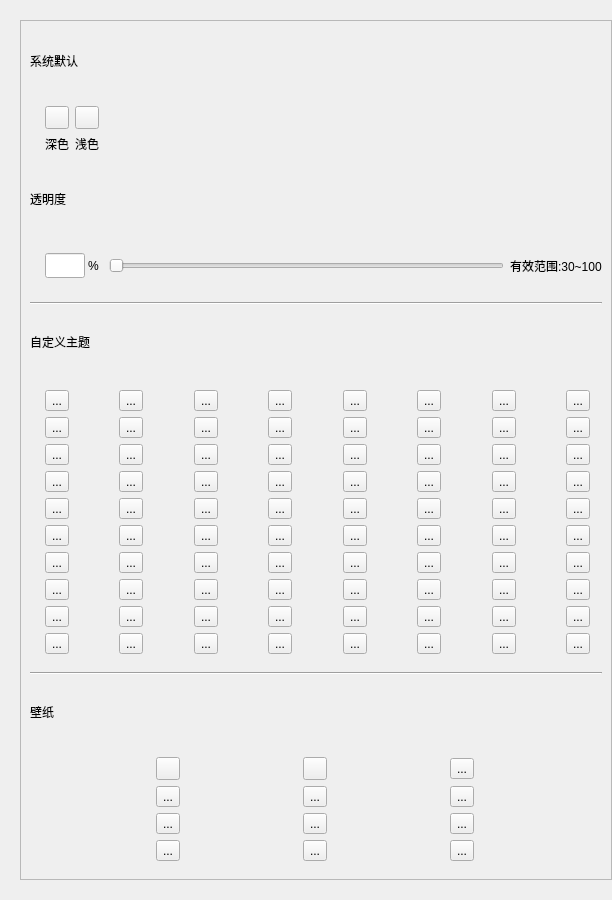
Before: the Qt Designer form App/widgets/themeswitchwidget.ui in kevinWu7/LifeNote, drawn with Qt 5.
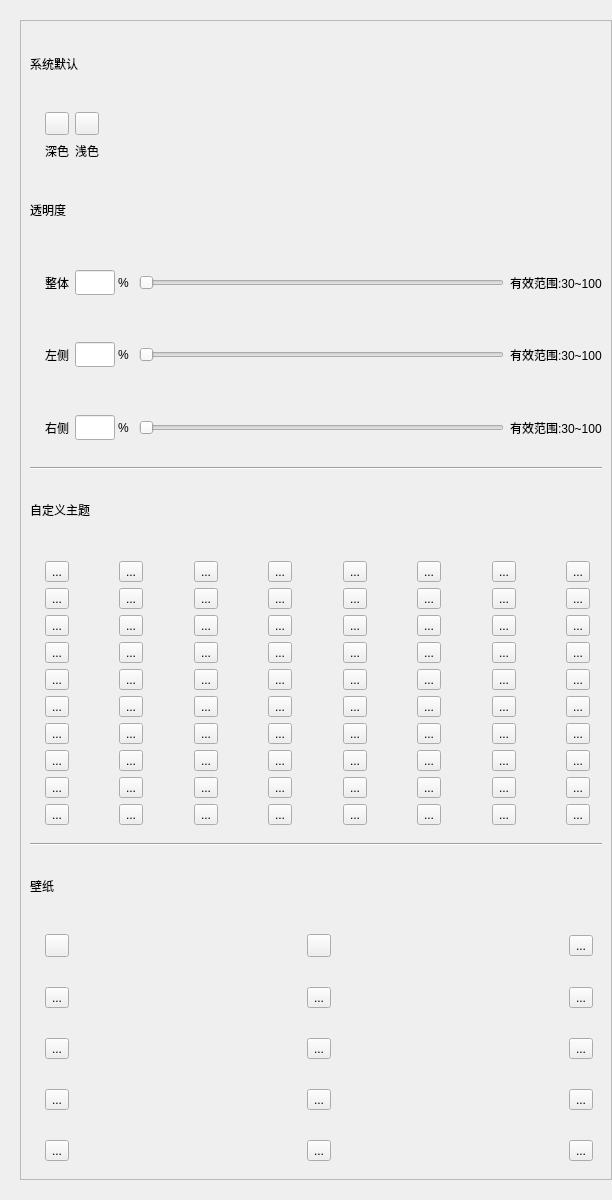
After: the same form once the commit is applied. Custom widgets are drawn as their Qt base class.

Commit message: fix-bug:slider wheel bug

```diff
--- a/App/widgets/themeswitchwidget.ui
+++ b/App/widgets/themeswitchwidget.ui
@@ -7,7 +7,7 @@
     <x>0</x>
     <y>0</y>
     <width>612</width>
-    <height>900</height>
+    <height>1200</height>
    </rect>
   </property>
   <property name="sizePolicy">
@@ -61,7 +61,7 @@
            <x>0</x>
            <y>0</y>
            <width>590</width>
-           <height>858</height>
+           <height>1158</height>
           </rect>
          </property>
          <layout class="QVBoxLayout" name="verticalLayout_5">
@@ -158,7 +158,7 @@
               </widget>
              </item>
              <item>
-              <widget class="QLabel" name="label_2">
+              <widget class="QLabel" name="totalTransparcyLabel">
                <property name="text">
                 <string>透明度</string>
                </property>
@@ -179,6 +179,13 @@
                 <property name="rightMargin">
                  <number>0</number>
                 </property>
+                <item>
+                 <widget class="QLabel" name="label_4">
+                  <property name="text">
+                   <string>整体</string>
+                  </property>
+                 </widget>
+                </item>
                 <item>
                  <layout class="QHBoxLayout" name="horizontalLayout_2">
                   <property name="spacing">
@@ -231,7 +238,7 @@
                  </layout>
                 </item>
                 <item>
-                 <widget class="QSlider" name="transparencyHSlider">
+                 <widget class="LNSlider" name="transparencyHSlider">
                   <property name="minimumSize">
                    <size>
                     <width>0</width>
@@ -265,6 +272,222 @@
                </layout>
               </widget>
              </item>
+             <item>
+              <widget class="QWidget" name="leftTransparencWidget" native="true">
+               <property name="minimumSize">
+                <size>
+                 <width>0</width>
+                 <height>0</height>
+                </size>
+               </property>
+               <layout class="QHBoxLayout" name="horizontalLayout_4">
+                <property name="leftMargin">
+                 <number>15</number>
+                </property>
+                <property name="rightMargin">
+                 <number>0</number>
+                </property>
+                <item>
+                 <widget class="QLabel" name="label_5">
+                  <property name="text">
+                   <string>左侧</string>
+                  </property>
+                 </widget>
+                </item>
+                <item>
+                 <layout class="QHBoxLayout" name="horizontalLayout_5">
+                  <property name="spacing">
+                   <number>3</number>
+                  </property>
+                  <item>
+                   <widget class="QLineEdit" name="leftTransparencyEdit">
+                    <property name="sizePolicy">
+                     <sizepolicy hsizetype="Preferred" vsizetype="Fixed">
+                      <horstretch>0</horstretch>
+                      <verstretch>0</verstretch>
+                     </sizepolicy>
+                    </property>
+                    <property name="minimumSize">
+                     <size>
+                      <width>40</width>
+                      <height>25</height>
+                     </size>
+                    </property>
+                    <property name="maximumSize">
+                     <size>
+                      <width>40</width>
+                      <height>25</height>
+                     </size>
+                    </property>
+                    <property name="alignment">
+                     <set>Qt::AlignCenter</set>
+                    </property>
+                   </widget>
+                  </item>
+                  <item>
+                   <widget class="QLabel" name="label_2">
+                    <property name="minimumSize">
+                     <size>
+                      <width>15</width>
+                      <height>0</height>
+                     </size>
+                    </property>
+                    <property name="maximumSize">
+                     <size>
+                      <width>15</width>
+                      <height>16777215</height>
+                     </size>
+                    </property>
+                    <property name="text">
+                     <string>%</string>
+                    </property>
+                   </widget>
+                  </item>
+                 </layout>
+                </item>
+                <item>
+                 <widget class="LNSlider" name="leftTransparencyHSlider">
+                  <property name="minimumSize">
+                   <size>
+                    <width>0</width>
+                    <height>0</height>
+                   </size>
+                  </property>
+                  <property name="maximumSize">
+                   <size>
+                    <width>16777215</width>
+                    <height>16777215</height>
+                   </size>
+                  </property>
+                  <property name="minimum">
+                   <number>30</number>
+                  </property>
+                  <property name="maximum">
+                   <number>100</number>
+                  </property>
+                  <property name="orientation">
+                   <enum>Qt::Horizontal</enum>
+                  </property>
+                 </widget>
+                </item>
+                <item>
+                 <widget class="QLabel" name="leftTransparencyRangeEdit">
+                  <property name="text">
+                   <string>有效范围:30~100</string>
+                  </property>
+                 </widget>
+                </item>
+               </layout>
+              </widget>
+             </item>
+             <item>
+              <widget class="QWidget" name="rightTransparencWidget" native="true">
+               <property name="minimumSize">
+                <size>
+                 <width>0</width>
+                 <height>0</height>
+                </size>
+               </property>
+               <layout class="QHBoxLayout" name="horizontalLayout_6">
+                <property name="leftMargin">
+                 <number>15</number>
+                </property>
+                <property name="rightMargin">
+                 <number>0</number>
+                </property>
+                <item>
+                 <widget class="QLabel" name="label_6">
+                  <property name="text">
+                   <string>右侧</string>
+                  </property>
+                 </widget>
+                </item>
+                <item>
+                 <layout class="QHBoxLayout" name="horizontalLayout_7">
+                  <property name="spacing">
+                   <number>3</number>
+                  </property>
+                  <item>
+                   <widget class="QLineEdit" name="rightTransparencyEdit">
+                    <property name="sizePolicy">
+                     <sizepolicy hsizetype="Preferred" vsizetype="Fixed">
+                      <horstretch>0</horstretch>
+                      <verstretch>0</verstretch>
+                     </sizepolicy>
+                    </property>
+                    <property name="minimumSize">
+                     <size>
+                      <width>40</width>
+                      <height>25</height>
+                     </size>
+                    </property>
+                    <property name="maximumSize">
+                     <size>
+                      <width>40</width>
+                      <height>25</height>
+                     </size>
+                    </property>
+                    <property name="alignment">
+                     <set>Qt::AlignCenter</set>
+                    </property>
+                   </widget>
+                  </item>
+                  <item>
+                   <widget class="QLabel" name="label_3">
+                    <property name="minimumSize">
+                     <size>
+                      <width>15</width>
+                      <height>0</height>
+                     </size>
+                    </property>
+                    <property name="maximumSize">
+                     <size>
+                      <width>15</width>
+                      <height>16777215</height>
+                     </size>
+                    </property>
+                    <property name="text">
+                     <string>%</string>
+                    </property>
+                   </widget>
+                  </item>
+                 </layout>
+                </item>
+                <item>
+                 <widget class="LNSlider" name="rightTransparencyHSlider">
+                  <property name="minimumSize">
+                   <size>
+                    <width>0</width>
+                    <height>0</height>
+                   </size>
+                  </property>
+                  <property name="maximumSize">
+                   <size>
+                    <width>16777215</width>
+                    <height>16777215</height>
+                   </size>
+                  </property>
+                  <property name="minimum">
+                   <number>30</number>
+                  </property>
+                  <property name="maximum">
+                   <number>100</number>
+                  </property>
+                  <property name="orientation">
+                   <enum>Qt::Horizontal</enum>
+                  </property>
+                 </widget>
+                </item>
+                <item>
+                 <widget class="QLabel" name="rightTransparencyRangeEdit">
+                  <property name="text">
+                   <string>有效范围:30~100</string>
+                  </property>
+                 </widget>
+                </item>
+               </layout>
+              </widget>
+             </item>
              <item>
               <widget class="Line" name="HorizontalLine">
                <property name="orientation">
@@ -1211,37 +1434,26 @@
              <item>
               <widget class="QWidget" name="pictureWidget" native="true">
                <layout class="QGridLayout" name="gridLayout_2">
-                <item row="0" column="0">
-                 <widget class="QToolButton" name="pictureBtn1">
-                  <property name="text">
-                   <string/>
+                <property name="leftMargin">
+                 <number>15</number>
+                </property>
+                <property name="verticalSpacing">
+                 <number>30</number>
+                </property>
+                <item row="3" column="3">
+                 <spacer name="horizontalSpacer_16">
+                  <property name="orientation">
+                   <enum>Qt::Horizontal</enum>
                   </property>
-                  <property name="checkable">
-                   <bool>true</bool>
+                  <property name="sizeHint" stdset="0">
+                   <size>
+                    <width>40</width>
+                    <height>20</height>
+                   </size>
                   </property>
-                 </widget>
+                 </spacer>
                 </item>
-                <item row="1" column="0">
-                 <widget class="QToolButton" name="pictureBtn4">
-                  <property name="text">
-                   <string>...</string>
-                  </property>
-                  <property name="checkable">
-                   <bool>true</bool>
-                  </property>
-                 </widget>
-                </item>
-                <item row="2" column="0">
-                 <widget class="QToolButton" name="pictureBtn7">
-                  <property name="text">
-                   <string>...</string>
-                  </property>
-                  <property name="checkable">
-                   <bool>true</bool>
-                  </property>
-                 </widget>
-                </item>
-                <item row="2" column="2">
+                <item row="2" column="4">
                  <widget class="QToolButton" name="pictureBtn9">
                   <property name="text">
                    <string>...</string>
@@ -1251,8 +1463,21 @@
                   </property>
                  </widget>
                 </item>
-                <item row="2" column="1">
-                 <widget class="QToolButton" name="pictureBtn8">
+                <item row="3" column="1">
+                 <spacer name="horizontalSpacer_15">
+                  <property name="orientation">
+                   <enum>Qt::Horizontal</enum>
+                  </property>
+                  <property name="sizeHint" stdset="0">
+                   <size>
+                    <width>40</width>
+                    <height>20</height>
+                   </size>
+                  </property>
+                 </spacer>
+                </item>
+                <item row="3" column="2">
+                 <widget class="QToolButton" name="pictureBtn11">
                   <property name="text">
                    <string>...</string>
                   </property>
@@ -1261,7 +1486,37 @@
                   </property>
                  </widget>
                 </item>
-                <item row="1" column="1">
+                <item row="3" column="0">
+                 <widget class="QToolButton" name="pictureBtn10">
+                  <property name="text">
+                   <string>...</string>
+                  </property>
+                  <property name="checkable">
+                   <bool>true</bool>
+                  </property>
+                 </widget>
+                </item>
+                <item row="3" column="4">
+                 <widget class="QToolButton" name="pictureBtn12">
+                  <property name="text">
+                   <string>...</string>
+                  </property>
+                  <property name="checkable">
+                   <bool>true</bool>
+                  </property>
+                 </widget>
+                </item>
+                <item row="1" column="0">
+                 <widget class="QToolButton" name="pictureBtn4">
+                  <property name="text">
+                   <string>...</string>
+                  </property>
+                  <property name="checkable">
+                   <bool>true</bool>
+                  </property>
+                 </widget>
+                </item>
+                <item row="1" column="2">
                  <widget class="QToolButton" name="pictureBtn5">
                   <property name="text">
                    <string>...</string>
@@ -1271,7 +1526,46 @@
                   </property>
                  </widget>
                 </item>
-                <item row="1" column="2">
+                <item row="0" column="3">
+                 <spacer name="horizontalSpacer_10">
+                  <property name="orientation">
+                   <enum>Qt::Horizontal</enum>
+                  </property>
+                  <property name="sizeHint" stdset="0">
+                   <size>
+                    <width>40</width>
+                    <height>20</height>
+                   </size>
+                  </property>
+                 </spacer>
+                </item>
+                <item row="2" column="1">
+                 <spacer name="horizontalSpacer_12">
+                  <property name="orientation">
+                   <enum>Qt::Horizontal</enum>
+                  </property>
+                  <property name="sizeHint" stdset="0">
+                   <size>
+                    <width>40</width>
+                    <height>20</height>
+                   </size>
+                  </property>
+                 </spacer>
+                </item>
+                <item row="1" column="1">
+                 <spacer name="horizontalSpacer_11">
+                  <property name="orientation">
+                   <enum>Qt::Horizontal</enum>
+                  </property>
+                  <property name="sizeHint" stdset="0">
+                   <size>
+                    <width>40</width>
+                    <height>20</height>
+                   </size>
+                  </property>
+                 </spacer>
+                </item>
+                <item row="1" column="4">
                  <widget class="QToolButton" name="pictureBtn6">
                   <property name="text">
                    <string>...</string>
@@ -1282,16 +1576,42 @@
                  </widget>
                 </item>
                 <item row="0" column="1">
-                 <widget class="QToolButton" name="pictureBtn2">
+                 <spacer name="horizontalSpacer_2">
+                  <property name="orientation">
+                   <enum>Qt::Horizontal</enum>
+                  </property>
+                  <property name="sizeHint" stdset="0">
+                   <size>
+                    <width>40</width>
+                    <height>20</height>
+                   </size>
+                  </property>
+                 </spacer>
+                </item>
+                <item row="1" column="3">
+                 <spacer name="horizontalSpacer_13">
+                  <property name="orientation">
+                   <enum>Qt::Horizontal</enum>
+                  </property>
+                  <property name="sizeHint" stdset="0">
+                   <size>
+                    <width>40</width>
+                    <height>20</height>
+                   </size>
+                  </property>
+                 </spacer>
+                </item>
+                <item row="2" column="2">
+                 <widget class="QToolButton" name="pictureBtn8">
                   <property name="text">
-                   <string/>
+                   <string>...</string>
                   </property>
                   <property name="checkable">
                    <bool>true</bool>
                   </property>
                  </widget>
                 </item>
-                <item row="0" column="2">
+                <item row="0" column="4">
                  <widget class="QToolButton" name="pictureBtn3">
                   <property name="text">
                    <string>...</string>
@@ -1301,9 +1621,29 @@
                   </property>
                  </widget>
                 </item>
-                <item row="3" column="0">
-                 <widget class="QToolButton" name="pictureBtn10">
+                <item row="0" column="0">
+                 <widget class="QToolButton" name="pictureBtn1">
                   <property name="text">
+                   <string/>
+                  </property>
+                  <property name="checkable">
+                   <bool>true</bool>
+                  </property>
+                 </widget>
+                </item>
+                <item row="0" column="2">
+                 <widget class="QToolButton" name="pictureBtn2">
+                  <property name="text">
+                   <string/>
+                  </property>
+                  <property name="checkable">
+                   <bool>true</bool>
+                  </property>
+                 </widget>
+                </item>
+                <item row="2" column="0">
+                 <widget class="QToolButton" name="pictureBtn7">
+                  <property name="text">
                    <string>...</string>
                   </property>
                   <property name="checkable">
@@ -1311,8 +1651,21 @@
                   </property>
                  </widget>
                 </item>
-                <item row="3" column="1">
-                 <widget class="QToolButton" name="pictureBtn11">
+                <item row="2" column="3">
+                 <spacer name="horizontalSpacer_14">
+                  <property name="orientation">
+                   <enum>Qt::Horizontal</enum>
+                  </property>
+                  <property name="sizeHint" stdset="0">
+                   <size>
+                    <width>40</width>
+                    <height>20</height>
+                   </size>
+                  </property>
+                 </spacer>
+                </item>
+                <item row="4" column="0">
+                 <widget class="QToolButton" name="pictureBtn13">
                   <property name="text">
                    <string>...</string>
                   </property>
@@ -1321,8 +1674,8 @@
                   </property>
                  </widget>
                 </item>
-                <item row="3" column="2">
-                 <widget class="QToolButton" name="pictureBtn12">
+                <item row="4" column="2">
+                 <widget class="QToolButton" name="pictureBtn14">
                   <property name="text">
                    <string>...</string>
                   </property>
@@ -1331,6 +1684,42 @@
                   </property>
                  </widget>
                 </item>
+                <item row="4" column="4">
+                 <widget class="QToolButton" name="pictureBtn15">
+                  <property name="text">
+                   <string>...</string>
+                  </property>
+                  <property name="checkable">
+                   <bool>true</bool>
+                  </property>
+                 </widget>
+                </item>
+                <item row="4" column="1">
+                 <spacer name="horizontalSpacer_17">
+                  <property name="orientation">
+                   <enum>Qt::Horizontal</enum>
+                  </property>
+                  <property name="sizeHint" stdset="0">
+                   <size>
+                    <width>40</width>
+                    <height>20</height>
+                   </size>
+                  </property>
+                 </spacer>
+                </item>
+                <item row="4" column="3">
+                 <spacer name="horizontalSpacer_18">
+                  <property name="orientation">
+                   <enum>Qt::Horizontal</enum>
+                  </property>
+                  <property name="sizeHint" stdset="0">
+                   <size>
+                    <width>40</width>
+                    <height>20</height>
+                   </size>
+                  </property>
+                 </spacer>
+                </item>
                </layout>
               </widget>
              </item>
@@ -1346,6 +1735,13 @@
    </item>
   </layout>
  </widget>
+ <customwidgets>
+  <customwidget>
+   <class>LNSlider</class>
+   <extends>QSlider</extends>
+   <header location="global">lnslider.h</header>
+  </customwidget>
+ </customwidgets>
  <resources/>
  <connections/>
 </ui>
```
The commit also changes 30 other files.
